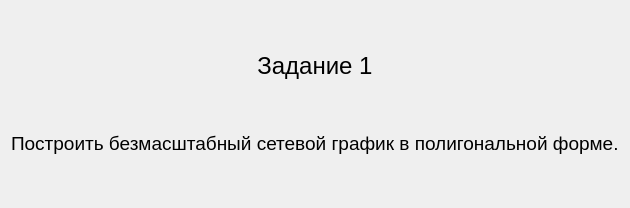
This is qt_designer_ui/TextTask1.ui in IvaMarin/Project-Network-Diagram-App as Qt 5 draws it before an edit. The edited form follows.
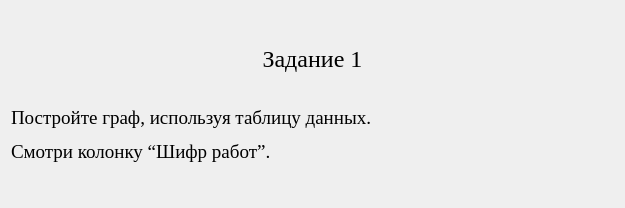
This is the edited form.

```diff
--- a/qt_designer_ui/TextTask1.ui
+++ b/qt_designer_ui/TextTask1.ui
@@ -6,7 +6,7 @@
    <rect>
     <x>0</x>
     <y>0</y>
-    <width>621</width>
+    <width>625</width>
     <height>208</height>
    </rect>
   </property>
@@ -16,8 +16,14 @@
   <layout class="QVBoxLayout" name="verticalLayout">
    <item>
     <widget class="QLabel" name="label">
+     <property name="font">
+      <font>
+       <family>Times New Roman</family>
+       <pointsize>14</pointsize>
+      </font>
+     </property>
      <property name="text">
-      <string>&lt;html&gt;&lt;head/&gt;&lt;body&gt;&lt;p align=&quot;center&quot;&gt;&lt;span style=&quot; font-size:18pt;&quot;&gt;Задание 1&lt;/span&gt;&lt;/p&gt;&lt;p align=&quot;center&quot;&gt;&lt;br/&gt;&lt;/p&gt;&lt;p&gt;&lt;span style=&quot; font-size:14pt;&quot;&gt;Построить безмасштабный сетевой график в полигональной форме.&lt;/span&gt;&lt;/p&gt;&lt;/body&gt;&lt;/html&gt;</string>
+      <string>&lt;html&gt;&lt;head/&gt;&lt;body&gt;&lt;p align=&quot;center&quot;&gt;&lt;span style=&quot; font-size:18pt;&quot;&gt;Задание 1&lt;/span&gt;&lt;br/&gt;&lt;/p&gt;&lt;p&gt;Постройте граф, используя таблицу данных.&lt;/p&gt;&lt;p&gt;Смотри колонку “Шифр работ”.&lt;/p&gt;&lt;/body&gt;&lt;/html&gt;</string>
      </property>
     </widget>
    </item>
```
